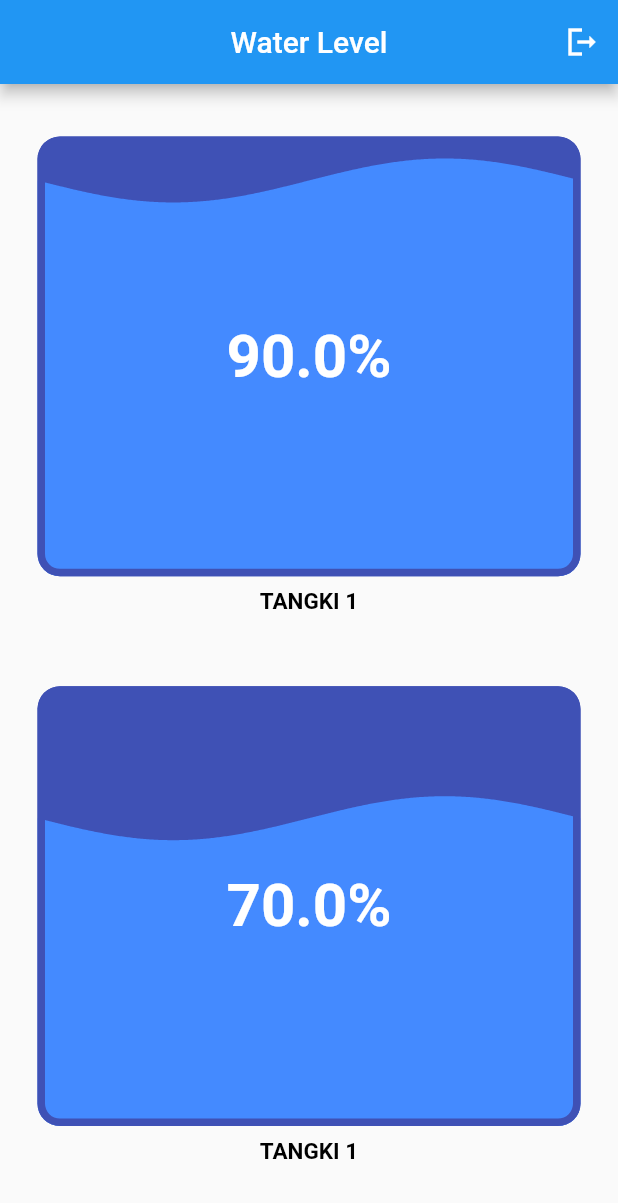
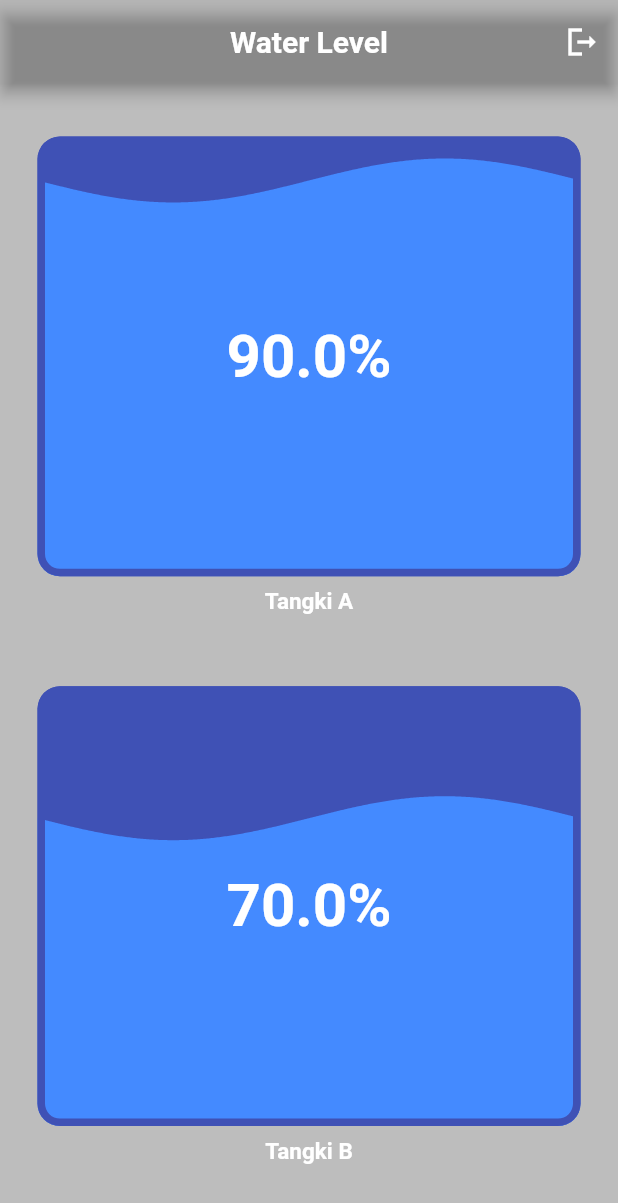
Before and after one commit to Water-Level-Monitoring/Flutter-WaterLevelMonitoring, a Flutter app: the screen it shows after launch, on a phone screen of 412 x 824 dp. Shown: the top 1203 px of the screen. Run offline on Flutter 3.47's test engine with Material 2 defaults, Android fonts, the phone set to English and light mode, and no system bars; drawn by our look-alikes of liquid_progress_indicator.

Commit message:
ubah background homescreen

```diff
--- a/lib/view/home_screen.dart
+++ b/lib/view/home_screen.dart
@@ -16,10 +16,16 @@ class HomeScreen extends StatelessWidget {
     double visual2 = percentTangki2 / 100;
 
     return Scaffold(
+      backgroundColor: Colors.black26,
       appBar: AppBar(
+        backgroundColor: Colors.transparent,
         centerTitle: true,
         title: const Text(
           'Water Level',
+          style: TextStyle(
+            color: Colors.white,
+            fontWeight: FontWeight.bold,
+          ),
         ),
         actions: [
           IconButton(
@@ -69,10 +75,10 @@ class HomeScreen extends StatelessWidget {
                     flex: 1,
                     child: Padding(
                       padding: EdgeInsets.all(8.0),
-                      child: Text('TANGKI 1',
+                      child: Text('Tangki A',
                           style: TextStyle(
                               fontSize: 15,
-                              color: Colors.black,
+                              color: Colors.white,
                               fontWeight: FontWeight.bold)),
                     ),
                   ),
@@ -112,10 +118,10 @@ class HomeScreen extends StatelessWidget {
                     flex: 1,
                     child: Padding(
                       padding: EdgeInsets.all(8.0),
-                      child: Text('TANGKI 1',
+                      child: Text('Tangki B',
                           style: TextStyle(
                               fontSize: 15,
-                              color: Colors.black,
+                              color: Colors.white,
                               fontWeight: FontWeight.bold)),
                     ),
                   ),
```
